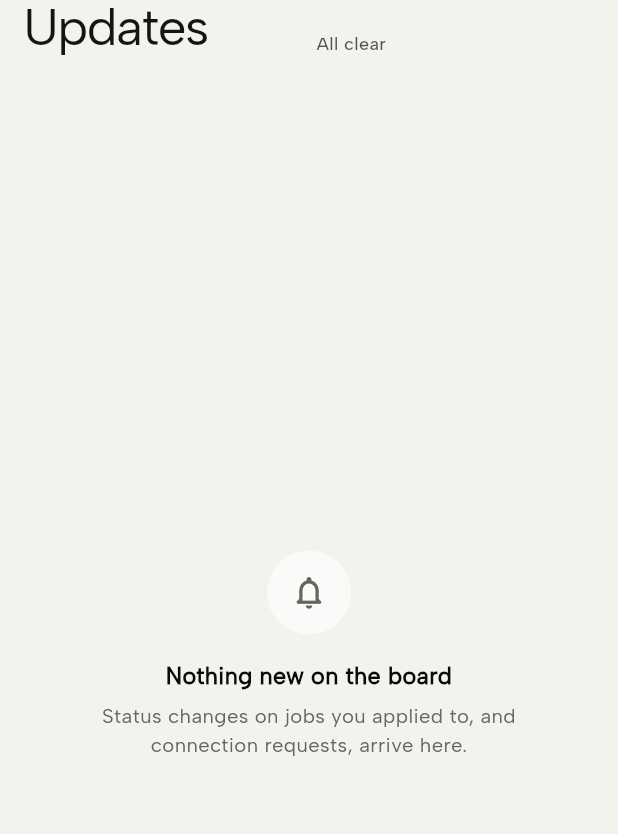
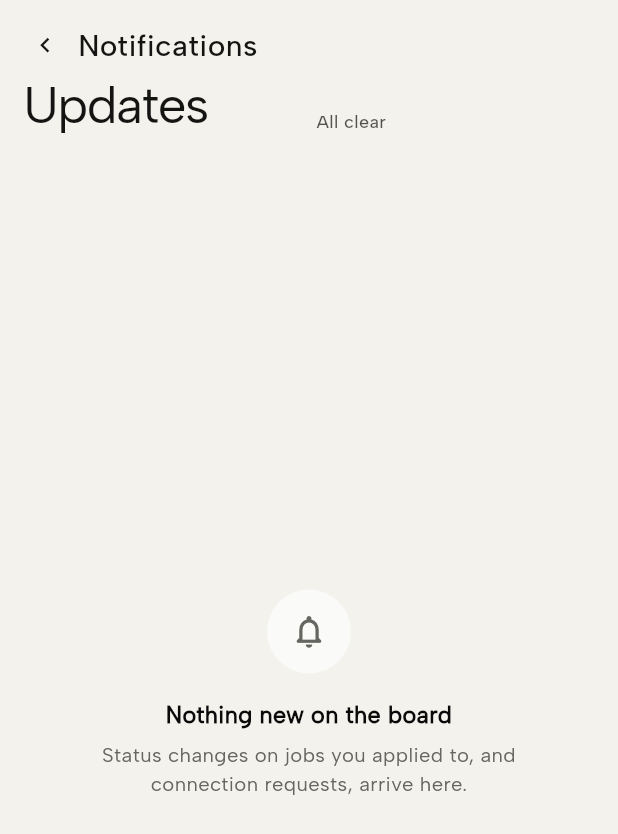
Before and after one commit to Harshilagg/ModelX, a Flutter app: the NotificationsPage screen opened directly, on a phone screen of 412 x 824 dp. Shown: the top 834 px of the screen. Run offline on Flutter 3.47's test engine with Material 3 defaults, Android fonts, the phone set to English and light mode, and no system bars; our stand-ins replace app_links, cloud_firestore, firebase_auth, firebase_core, google_fonts, google_generative_ai and 5 more; missing offline and left inert: cryptography; accounts and stored records are empty.

Commit message:
Give notifications a page of its own
It opened black with a yellow underline beneath every line, because it
had never been a page. It was a body inside the shell's Scaffold -- a
destination in the bottom bar -- so it returned a bare scroll view.
Pushed as a route that leaves it with no Material, which paints the
debug underline under every string, and no background, which is the
black.

It now brings a surface, a title and a way back when it is pushed, and
stays a plain body when it is embedded, so it cannot end up with two
headers stacked.

Its bottom padding also stops reserving 110 points for a floating bar
that is not there on a pushed route -- a hand's width of empty page
under the last row.

The tests read the source rather than rendering it. The page reads
FirebaseAuth.instance while it builds, so it cannot be pumped without a
Firebase app, which is the same thing that leaves create_profile red.
Weaker than rendering, but it does catch a page pushed without a
Scaffold, which is what broke.

```diff
--- a/lib/pages/notifications_page.dart
+++ b/lib/pages/notifications_page.dart
@@ -3,8 +3,10 @@ import 'package:cloud_firestore/cloud_firestore.dart';
 import 'package:firebase_auth/firebase_auth.dart';
 import 'user_profile_page.dart';
 import '../services/application_feed.dart';
+import '../ui/app_type.dart';
 import '../ui/board_theme.dart';
 import '../widgets/board_widgets.dart';
+import '../widgets/kit/kit.dart';
 import '../widgets/state_views.dart';
 import '../widgets/app_skeleton.dart';
 
@@ -17,7 +19,16 @@ import '../widgets/app_skeleton.dart';
 /// nothing here is fabricated to fill the layout — the panel simply
 /// shows whichever of the two exist.
 class NotificationsPage extends StatefulWidget {
-  const NotificationsPage({super.key});
+  /// True when the page is a body inside another screen's Scaffold.
+  ///
+  /// It was only ever that -- a destination in the bottom bar -- so it
+  /// returned a bare scroll view with no Scaffold of its own. Pushed as
+  /// a route that left it with no Material, which paints the debug
+  /// underline beneath every line of text, and no background, which
+  /// leaves the page black.
+  final bool embedded;
+
+  const NotificationsPage({super.key, this.embedded = false});
 
   @override
   State<NotificationsPage> createState() => _NotificationsPageState();
@@ -83,6 +94,50 @@ class _NotificationsPageState extends State<NotificationsPage> {
 
   @override
   Widget build(BuildContext context) {
+    final body = _body(context);
+    if (widget.embedded) return body;
+
+    return Scaffold(
+      backgroundColor: BoardColors.paper,
+      body: SafeArea(
+        bottom: false,
+        child: Column(
+          crossAxisAlignment: CrossAxisAlignment.stretch,
+          children: [
+            Padding(
+              padding: const EdgeInsets.fromLTRB(8, 8, 16, 0),
+              child: Row(
+                children: [
+                  AppIconButton(
+                    icon: Icons.chevron_left,
+                    onPressed: () => Navigator.of(context).maybePop(),
+                    semanticLabel: 'Go back',
+                    bordered: false,
+                  ),
+                  Expanded(
+                    child: Text(
+                      'Notifications',
+                      style: AppType.heading(color: BoardColors.ink),
+                    ),
+                  ),
+                ],
+              ),
+            ),
+            Expanded(child: body),
+          ],
+        ),
+      ),
+    );
+  }
+
+  /// Clearance under the last row.
+  ///
+  /// Embedded, the floating bar sits over the bottom of the page and
+  /// the list has to clear it. Pushed as its own route there is no bar,
+  /// and reserving for one leaves a hand's width of empty page.
+  double get _footClearance => widget.embedded ? 110 : 24;
+
+  Widget _body(BuildContext context) {
     final user = currentUser;
     if (user == null) {
       return const EmptyState(
@@ -109,7 +164,7 @@ class _NotificationsPageState extends State<NotificationsPage> {
 
             if (!requestSnap.hasData && loading) {
               return ListView.separated(
-                padding: const EdgeInsets.fromLTRB(16, 8, 16, 110),
+                padding: EdgeInsets.fromLTRB(16, 8, 16, _footClearance),
                 itemCount: 5,
                 separatorBuilder: (_, __) => const SizedBox(height: 8),
                 itemBuilder: (_, __) => AppSkeleton.listTile(),
@@ -139,7 +194,7 @@ class _NotificationsPageState extends State<NotificationsPage> {
                 else
                   SliverPadding(
                     key: const ValueKey('panel'),
-                    padding: const EdgeInsets.fromLTRB(12, 0, 12, 110),
+                    padding: EdgeInsets.fromLTRB(12, 0, 12, _footClearance),
                     sliver: SliverToBoxAdapter(
                       child: _panel(updates, requests),
                     ),
```
Also changed, not shown: 1 other file.
